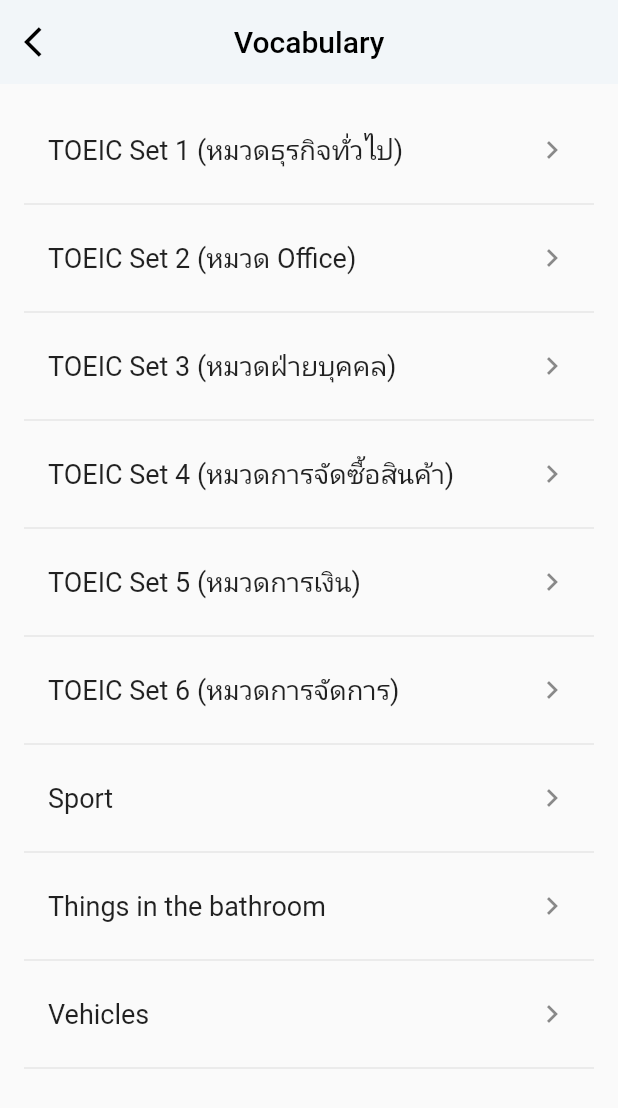
After one commit to aphiratnimanussonkul/voc, a Flutter app: the VocabularyScreen screen opened by its route, on a phone screen of 412 x 824 dp. The commit adds this screen. Shown: the top 1108 px of the screen. Run offline on Flutter 3.47's test engine with Material 2 defaults, Android fonts, the phone set to English and light mode, and no system bars; our stand-ins replace get.

Commit message:
add: category screen

```diff
--- a/lib/routes.dart
+++ b/lib/routes.dart
@@ -4,18 +4,21 @@ import 'package:voc/screen/home.dart';
 import 'package:voc/screen/page1.dart';
 import 'package:voc/screen/page2.dart';
 import 'package:voc/screen/page3.dart';
+import 'package:voc/screen/vocabulary.dart';
 
 class Routes {
   static const rooted = "/";
   static const page1 = "/page1";
   static const page2 = "/page2";
   static const page3 = "/page3";
+  static const vocabulary = "/vocabulary";
 
   static final pages = [
     _page(rooted, HomeScreen()),
     _page(page1, Page1Screen()),
     _page(page2, Page2Screen()),
     _page(page3, Page3Screen()),
+    _page(vocabulary, VocabularyScreen()),
   ];
 
   static GetPage _page(String path, Widget item) => GetPage(
--- /dev/null
+++ b/lib/screen/category.dart
@@ -0,0 +1,76 @@
+import 'package:flutter/cupertino.dart';
+import 'package:flutter/material.dart';
+import 'package:get/get.dart';
+import 'package:voc/routes.dart';
+
+class VocabularyScreen extends StatefulWidget {
+  @override
+  _VocabularyScreenState createState() => _VocabularyScreenState();
+}
+
+class _VocabularyScreenState extends State<VocabularyScreen> {
+  final List<String> _vocap = [
+    "TOEIC Set 1 (หมวดธุรกิจทั่วไป)",
+    "TOEIC Set 2 (หมวด Office)",
+    "TOEIC Set 3 (หมวดฝ่ายบุคคล)",
+    "TOEIC Set 4 (หมวดการจัดซื้อสินค้า)",
+    "TOEIC Set 5 (หมวดการเงิน)",
+    "TOEIC Set 6 (หมวดการจัดการ)",
+    "Sport",
+    "Things in the bathroom",
+    "Vehicles"
+  ];
+
+  @override
+  Widget build(BuildContext context) {
+    return Scaffold(
+     appBar: AppBar(
+        elevation: 0,
+        backgroundColor: Color(0xFFf2f6f9),
+        brightness: Brightness.light,
+        centerTitle: true,
+        title: Text(
+          "Vocabulary",
+          style: TextStyle(
+            color: Colors.black,
+          ),
+        ),
+        leading: IconButton(
+          onPressed: () {
+            Get.toNamed(Routes.rooted);
+          },
+          icon: Icon(
+            Icons.arrow_back_ios,
+            color: Colors.black,
+          ),
+        ),
+       ),
+      body: _buildSuggestions(),
+    );
+  }
+
+  Widget _buildSuggestions() {
+    return ListView.builder(
+      padding: const EdgeInsets.all(16.0),
+      itemBuilder: (context, i) {
+        print(i);
+        if (i.isOdd) return Divider();
+        final index = i ~/ 2;
+        if (index < _vocap.length) {
+          return _buildRow(_vocap[index]);
+        }
+      }
+    );
+  }
+
+  Widget _buildRow(String word) {
+    return ListTile(
+      title: Text(
+        word,
+        style: TextStyle(fontSize: 18.0),
+      ),
+      trailing: Icon(Icons.keyboard_arrow_right),
+      onTap: () {},
+    );
+  }
+}
--- a/lib/screen/home.dart
+++ b/lib/screen/home.dart
@@ -41,6 +41,13 @@ class _HomeScreenState extends State<HomeScreen> {
               },
               color: Colors.amber,
             ),
+             RaisedButton(
+              child: Text("Vocabulary"),
+              onPressed: () {
+                Get.toNamed(Routes.vocabulary);
+              },
+              color: Colors.amber,
+            ),
           ],
         ),
       ),
--- /dev/null
+++ b/lib/screen/vocabulary.dart
@@ -0,0 +1,77 @@
+import 'package:flutter/cupertino.dart';
+import 'package:flutter/material.dart';
+import 'package:get/get.dart';
+import 'package:voc/routes.dart';
+
+class VocabularyScreen extends StatefulWidget {
+  @override
+  _VocabularyScreenState createState() => _VocabularyScreenState();
+}
+
+class _VocabularyScreenState extends State<VocabularyScreen> {
+  final List<String> _vocap = [
+    "TOEIC Set 1 (หมวดธุรกิจทั่วไป)",
+    "TOEIC Set 2 (หมวด Office)",
+    "TOEIC Set 3 (หมวดฝ่ายบุคคล)",
+    "TOEIC Set 4 (หมวดการจัดซื้อสินค้า)",
+    "TOEIC Set 5 (หมวดการเงิน)",
+    "TOEIC Set 6 (หมวดการจัดการ)",
+    "Sport",
+    "Things in the bathroom",
+    "Vehicles"
+  ];
+
+  @override
+  Widget build(BuildContext context) {
+    return Scaffold(
+     appBar: AppBar(
+        elevation: 0,
+        backgroundColor: Color(0xFFf2f6f9),
+        brightness: Brightness.light,
+        centerTitle: true,
+        title: Text(
+          "Vocabulary",
+          style: TextStyle(
+            color: Colors.black,
+          ),
+        ),
+        leading: IconButton(
+          onPressed: () {
+            Get.toNamed(Routes.rooted);
+          },
+          icon: Icon(
+            Icons.arrow_back_ios,
+            color: Colors.black,
+          ),
+        ),
+       ),
+      body: _buildSuggestions(),
+    );
+  }
+
+  Widget _buildSuggestions() {
+    return ListView.builder(
+      padding: const EdgeInsets.all(16.0),
+      itemBuilder: (context, i) {
+        print(i);
+        if (i.isOdd) return Divider();
+        final index = i ~/ 2;
+
+        if (index < _vocap.length) {
+          return _buildRow(_vocap[index]);
+        }
+      }
+    );
+  }
+
+  Widget _buildRow(String word) {
+    return ListTile(
+      title: Text(
+        word,
+        style: TextStyle(fontSize: 18.0),
+      ),
+      trailing: Icon(Icons.keyboard_arrow_right),
+      onTap: () {},
+    );
+  }
+}
```
